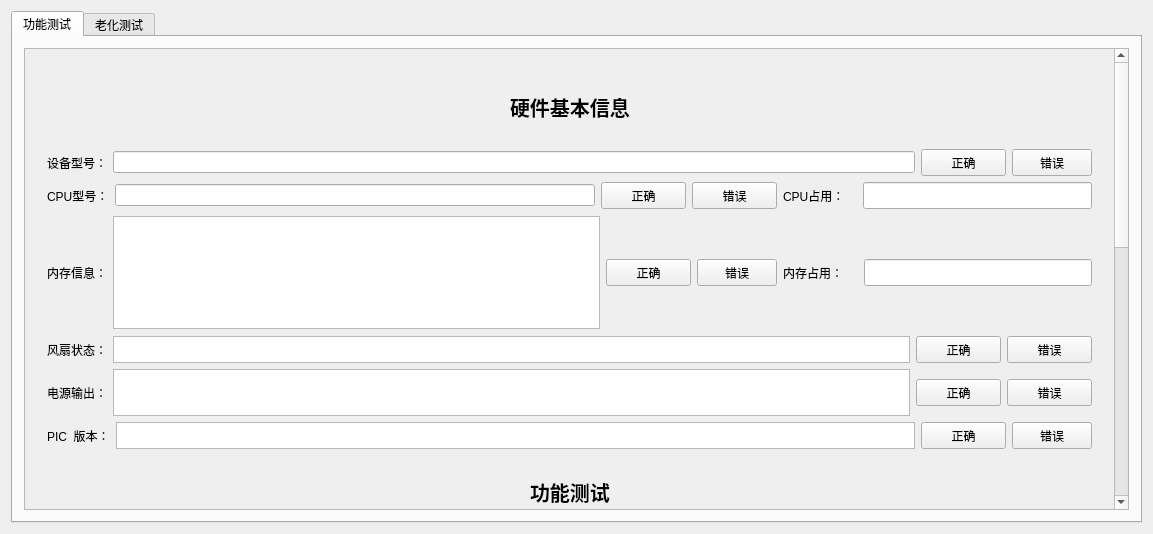
Above: jw-test-tool-new/widget.ui from github188/test before the change. Below: the same form after it.
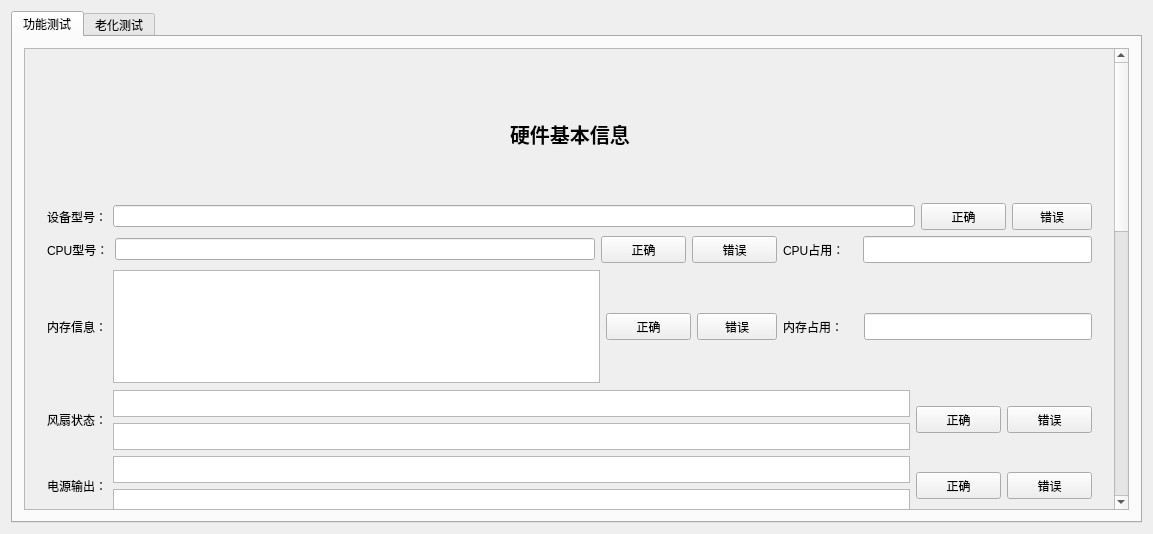
That is the form after the change.

Commit message: 1.将风扇的显示分为fan1 fan2两栏显示 2.将电源的显示分为power1 power2两栏显示 3.风扇 电源如果状态异常的标记为红色显示 4.网络测试的，速度异常的红色显示

Patch:
```diff
--- a/jw-test-tool-new/widget.ui
+++ b/jw-test-tool-new/widget.ui
@@ -42,9 +42,9 @@
           <property name="geometry">
            <rect>
             <x>0</x>
-            <y>0</y>
+            <y>-219</y>
             <width>1098</width>
-            <height>1074</height>
+            <height>1174</height>
            </rect>
           </property>
           <layout class="QVBoxLayout" name="verticalLayout_4">
@@ -53,10 +53,10 @@
              <property name="minimumSize">
               <size>
                <width>950</width>
-               <height>400</height>
+               <height>500</height>
               </size>
              </property>
-             <layout class="QVBoxLayout" name="verticalLayout_2">
+             <layout class="QVBoxLayout" name="verticalLayout_9">
               <item>
                <layout class="QHBoxLayout" name="horizontalLayout_11">
                 <item>
@@ -386,16 +386,16 @@
                </layout>
               </item>
               <item>
-               <layout class="QHBoxLayout" name="horizontalLayout_27">
+               <layout class="QHBoxLayout" name="horizontalLayout">
                 <item>
-                 <layout class="QHBoxLayout" name="horizontalLayout_28">
-                  <item>
-                   <widget class="QLabel" name="label_13">
-                    <property name="text">
-                     <string>风扇状态：</string>
-                    </property>
-                   </widget>
-                  </item>
+                 <widget class="QLabel" name="label_13">
+                  <property name="text">
+                   <string>风扇状态：</string>
+                  </property>
+                 </widget>
+                </item>
+                <item>
+                 <layout class="QVBoxLayout" name="verticalLayout_2">
                   <item>
                    <widget class="QTextEdit" name="textEdit_4">
                     <property name="minimumSize">
@@ -415,6 +415,25 @@
                     </property>
                    </widget>
                   </item>
+                  <item>
+                   <widget class="QTextEdit" name="textEdit_7">
+                    <property name="minimumSize">
+                     <size>
+                      <width>0</width>
+                      <height>27</height>
+                     </size>
+                    </property>
+                    <property name="maximumSize">
+                     <size>
+                      <width>16777215</width>
+                      <height>27</height>
+                     </size>
+                    </property>
+                    <property name="readOnly">
+                     <bool>true</bool>
+                    </property>
+                   </widget>
+                  </item>
                  </layout>
                 </item>
                 <item>
@@ -462,28 +481,47 @@
                </layout>
               </item>
               <item>
-               <layout class="QHBoxLayout" name="horizontalLayout_30">
+               <layout class="QHBoxLayout" name="horizontalLayout_2">
                 <item>
-                 <layout class="QHBoxLayout" name="horizontalLayout_31">
+                 <widget class="QLabel" name="label_14">
+                  <property name="text">
+                   <string>电源输出：</string>
+                  </property>
+                 </widget>
+                </item>
+                <item>
+                 <layout class="QVBoxLayout" name="verticalLayout_8">
                   <item>
-                   <widget class="QLabel" name="label_14">
-                    <property name="text">
-                     <string>电源输出：</string>
+                   <widget class="QTextEdit" name="textEdit_8">
+                    <property name="minimumSize">
+                     <size>
+                      <width>0</width>
+                      <height>27</height>
+                     </size>
+                    </property>
+                    <property name="maximumSize">
+                     <size>
+                      <width>16777215</width>
+                      <height>27</height>
+                     </size>
+                    </property>
+                    <property name="readOnly">
+                     <bool>true</bool>
                     </property>
                    </widget>
                   </item>
                   <item>
-                   <widget class="QTextEdit" name="textEdit_5">
+                   <widget class="QTextEdit" name="textEdit_9">
                     <property name="minimumSize">
                      <size>
                       <width>0</width>
-                      <height>47</height>
+                      <height>27</height>
                      </size>
                     </property>
                     <property name="maximumSize">
                      <size>
                       <width>16777215</width>
-                      <height>47</height>
+                      <height>27</height>
                      </size>
                     </property>
                     <property name="readOnly">
```
Left out of the diff: 6 changed lines with no effect on the pictures. The commit also changes 3 other files.
